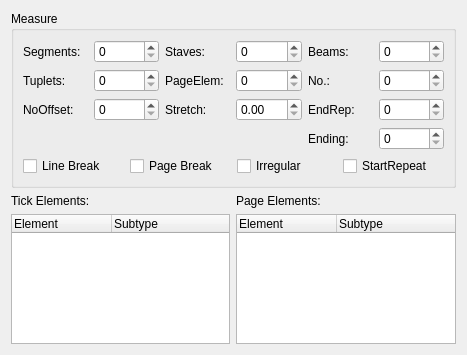
The window that mscore/mscore/measure.ui (musescore/musescore-old) describes before a commit, drawn with Qt 5.
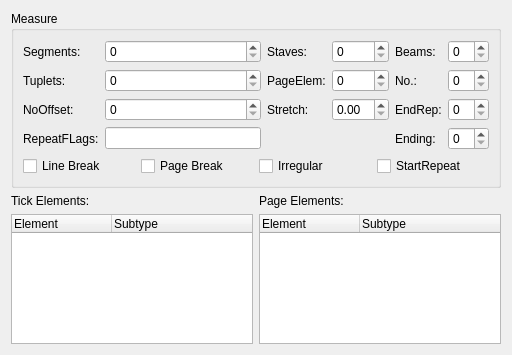
The same window after the commit.

The edit to the form file:
```diff
--- a/mscore/mscore/measure.ui
+++ b/mscore/mscore/measure.ui
@@ -5,7 +5,7 @@
    <rect>
     <x>0</x>
     <y>0</y>
-    <width>467</width>
+    <width>512</width>
     <height>355</height>
    </rect>
   </property>
@@ -211,6 +211,20 @@
         </property>
        </widget>
       </item>
+      <item row="3" column="1" >
+       <widget class="QLineEdit" name="repeatFlags" >
+        <property name="readOnly" >
+         <bool>true</bool>
+        </property>
+       </widget>
+      </item>
+      <item row="3" column="0" >
+       <widget class="QLabel" name="label_13" >
+        <property name="text" >
+         <string>RepeatFLags:</string>
+        </property>
+       </widget>
+      </item>
      </layout>
     </widget>
    </item>
```
